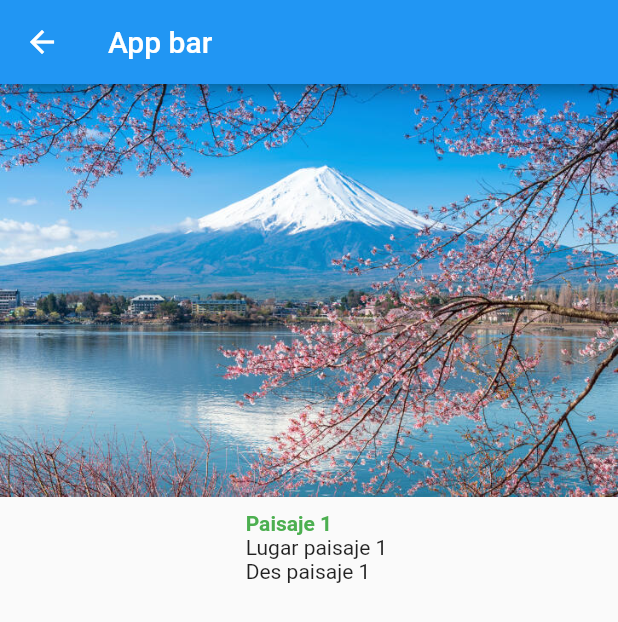
After one commit to santiago5020gg/flutter_reto_2, a Flutter app: the screen it shows after launch, after a tap on the "search" icon, on a phone screen of 412 x 824 dp. The commit adds this screen. Shown: the top 622 px of the screen. Run offline on Flutter 3.47's test engine with Material 2 defaults, Android fonts, the phone set to English and light mode, and no system bars.

Commit message:
added detail images with routes

```diff
--- /dev/null
+++ b/lib/button_detail/button_detail.dart
@@ -0,0 +1,25 @@
+import 'package:flutter/material.dart';
+import 'package:reto2_0/main.dart';
+
+class ButtonDetail extends StatelessWidget {
+  final String pathImage;
+  final String t1;
+  final String t2;
+  final String t3;
+  ButtonDetail(this.pathImage, this.t1, this.t2, this.t3);
+  @override
+  Widget build(BuildContext context) {
+    return FloatingActionButton(
+      heroTag: this.pathImage,
+      backgroundColor: Color(0XFF16c98d),
+      mini: true,
+      onPressed: () {
+        Navigator.push(
+          context,
+          MaterialPageRoute(builder: (context) => ImageDetailMain(this.pathImage, t1, t2, t3)),
+        );
+      },
+      child: Icon(Icons.search),
+    );
+  }
+}
--- a/lib/gallery/gallery.dart
+++ b/lib/gallery/gallery.dart
@@ -1,4 +1,5 @@
 import 'package:flutter/material.dart';
+import 'package:reto2_0/button_detail/button_detail.dart';
 import 'package:reto2_0/data/constants.dart';
 import 'package:reto2_0/data/data.dart';
 
@@ -29,11 +30,17 @@ getImagesList(type) {
 }
 
 imgText(image, t1, t2, t3) {
-  return Container(
-    margin: EdgeInsets.only(right: 30.0, bottom: 10.0),
-    child: Row(
-      children: <Widget>[imageF(image), texts(t1, t2, t3)],
-    ),
+  return Stack(
+    alignment: Alignment(0.9, 1.1),
+    children: <Widget>[
+      Container(
+        margin: EdgeInsets.only(right: 30.0, bottom: 10.0),
+        child: Row(
+          children: <Widget>[imageF(image), texts(t1, t2, t3)],
+        ),
+      ),
+      ButtonDetail(image, t1, t2, t3)
+    ],
   );
 }
 
--- /dev/null
+++ b/lib/gallery/image_detail.dart
@@ -0,0 +1,28 @@
+import 'package:flutter/material.dart';
+import 'package:reto2_0/gallery/gallery.dart';
+
+class ImageDetail extends StatelessWidget {
+  final String pathImage;
+  final String t1;
+  final String t2;
+  final String t3;
+  ImageDetail(this.pathImage, this.t1, this.t2, this.t3);
+  @override
+  Widget build(BuildContext context) {
+    return Container(
+      child: Column(
+        children: <Widget>[
+          Image(
+            fit: BoxFit.cover,
+            image: AssetImage(this.pathImage),
+          ),
+          textDetail()
+        ],
+      ),
+    );
+  }
+
+  textDetail() {
+    return texts(this.t1, this.t2, this.t3);
+  }
+}
--- a/lib/main.dart
+++ b/lib/main.dart
@@ -1,33 +1,18 @@
 import 'package:flutter/material.dart';
+import 'package:reto2_0/gallery/image_detail.dart';
+//import 'package:reto2_0/gallery/image_detail.dart';
 import 'data/constants.dart';
 import 'footer/footer.dart';
 import 'gallery/gallery.dart';
 
 void main() {
-  runApp(MyApp());
+  runApp(MaterialApp(
+    title: 'Navigation Basics',
+    home: HomeP(),
+  ));
 }
 
-class MyApp extends StatelessWidget {
-  // This widget is the root of your application.
-  @override
-  Widget build(BuildContext context) {
-    return MaterialApp(
-      title: 'Flutter Demo',
-      theme: ThemeData(
-        primarySwatch: Colors.blue,
-      ),
-      home: MyHomePage(),
-    );
-  }
-}
-
-class MyHomePage extends StatefulWidget {
-  MyHomePage();
-  @override
-  _MyHomePageState createState() => _MyHomePageState();
-}
-
-class _MyHomePageState extends State<MyHomePage> {
+class HomeP extends StatelessWidget {
   @override
   Widget build(BuildContext context) {
     return Scaffold(
@@ -39,8 +24,27 @@ class _MyHomePageState extends State<MyHomePage> {
           gallery(HORIZONTAL),
           gallery(VERTICAL),
         ],
+        // children: <Widget>[this.contentGallery[this.indexTap]],
       ),
       bottomNavigationBar: footerGallery(),
     );
   }
 }
+
+class ImageDetailMain extends StatelessWidget {
+  final String pathImage;
+  final String t1;
+  final String t2;
+  final String t3;
+  ImageDetailMain(this.pathImage, this.t1, this.t2, this.t3);
+  @override
+  Widget build(BuildContext context) {
+    return Scaffold(
+        appBar: AppBar(
+          title: Text('App bar'),
+        ),
+        body: Container(
+          child: ImageDetail(this.pathImage, t1, t2, t3),
+        ));
+  }
+}
```
